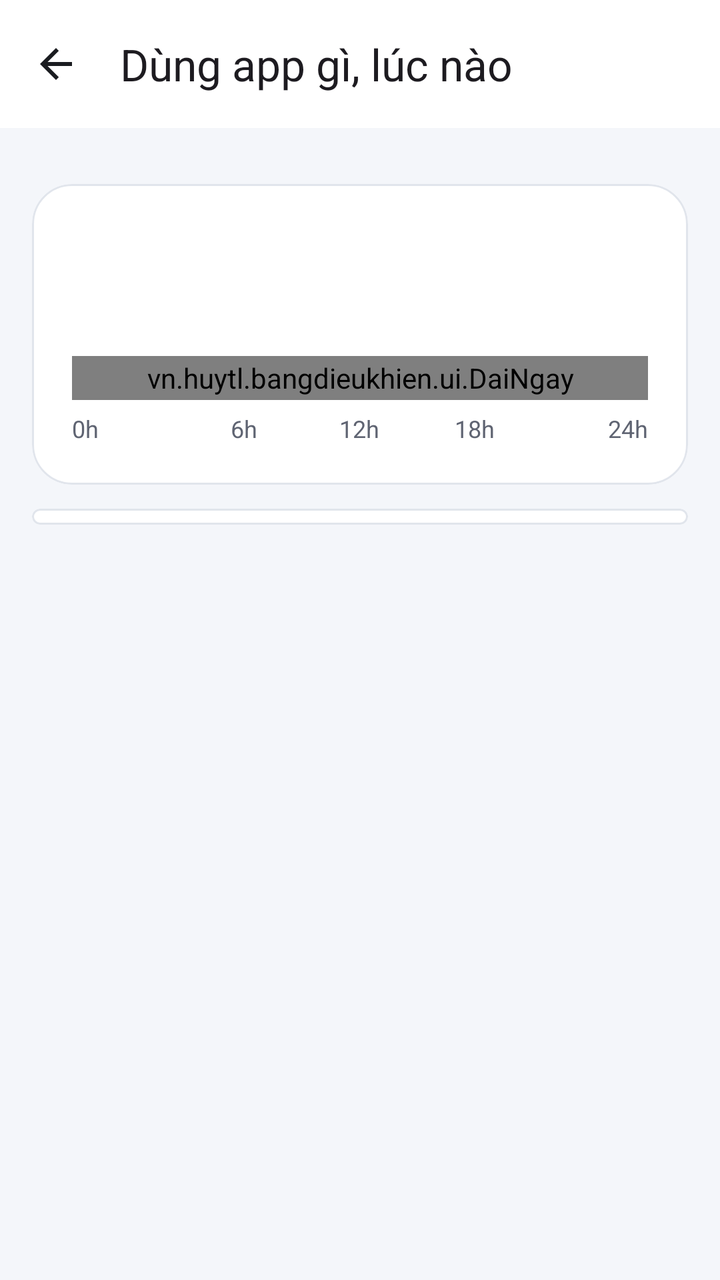
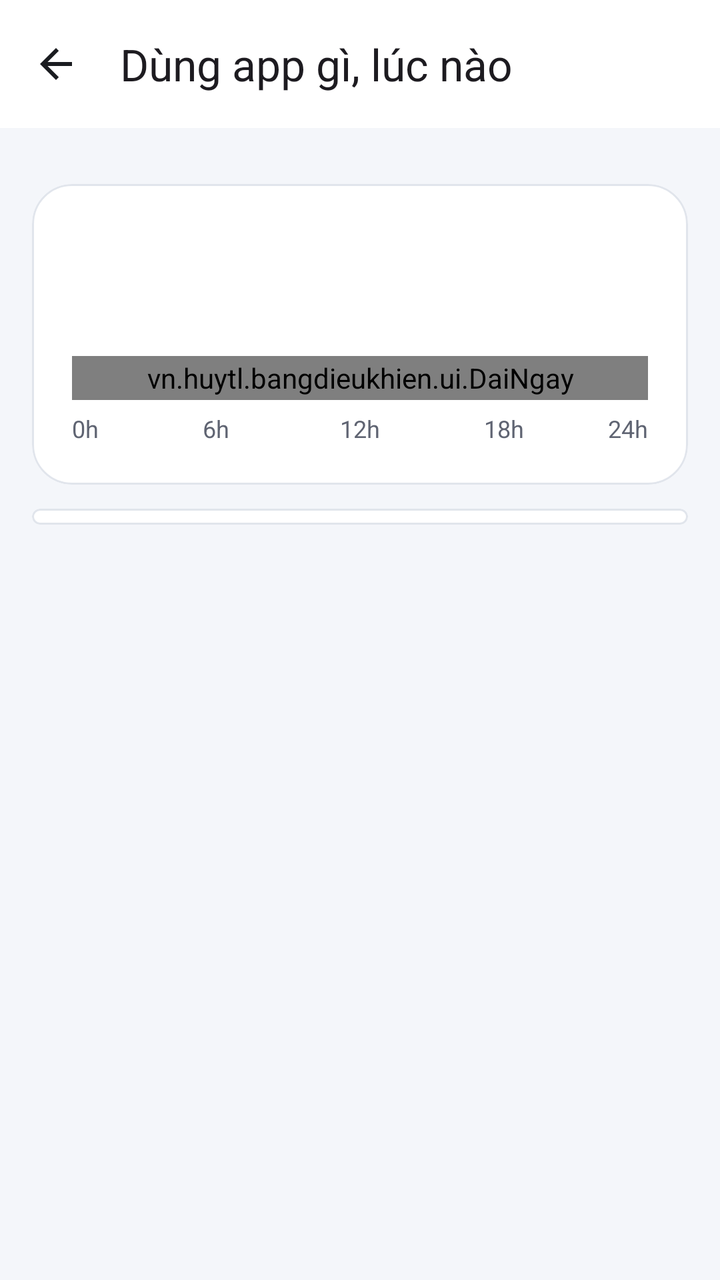

An Android layout rendered at two revisions. The XML below is the earlier revision; the diff shows what the commit changed to produce the second picture.
<!-- AndroidManifest.xml: application theme Theme.BangDieuKhien -->
<!-- res/layout/activity_su_dung.xml -->
<?xml version="1.0" encoding="utf-8"?>
<LinearLayout xmlns:android="http://schemas.android.com/apk/res/android"
    xmlns:app="http://schemas.android.com/apk/res-auto"
    android:layout_width="match_parent"
    android:layout_height="match_parent"
    android:background="@color/canvas"
    android:orientation="vertical">

    <com.google.android.material.appbar.MaterialToolbar
        android:id="@+id/thanhTren"
        android:layout_width="match_parent"
        android:layout_height="?attr/actionBarSize"
        android:background="@color/surface"
        app:navigationIcon="@drawable/ic_quay_lai"
        app:title="@string/su_dung_title" />

    
    <HorizontalScrollView
        android:id="@+id/cuonNgay"
        android:layout_width="match_parent"
        android:layout_height="wrap_content"
        android:clipToPadding="false"
        android:paddingHorizontal="16dp"
        android:paddingTop="12dp"
        android:scrollbars="none">

        <LinearLayout
            android:id="@+id/hangNgay"
            android:layout_width="wrap_content"
            android:layout_height="wrap_content"
            android:orientation="horizontal" />
    </HorizontalScrollView>

    <ScrollView
        android:layout_width="match_parent"
        android:layout_height="0dp"
        android:layout_weight="1"
        android:clipToPadding="false"
        android:scrollbars="none">

        <LinearLayout
            android:id="@+id/than"
            android:layout_width="match_parent"
            android:layout_height="wrap_content"
            android:orientation="vertical"
            android:padding="16dp">

            <com.google.android.material.card.MaterialCardView
                android:id="@+id/theTong"
                style="@style/The"
                android:layout_width="match_parent"
                android:layout_height="wrap_content">

                <LinearLayout
                    android:layout_width="match_parent"
                    android:layout_height="wrap_content"
                    android:orientation="vertical"
                    android:padding="20dp">

                    <TextView
                        android:id="@+id/chuTong"
                        android:layout_width="match_parent"
                        android:layout_height="wrap_content"
                        android:textColor="@color/ink"
                        android:textSize="20sp"
                        android:textStyle="bold" />

                    <TextView
                        android:id="@+id/chuKhungGio"
                        android:layout_width="match_parent"
                        android:layout_height="wrap_content"
                        android:layout_marginTop="4dp"
                        android:textColor="@color/ink_soft"
                        android:textSize="14sp" />

                    
                    <vn.huytl.bangdieukhien.ui.DaiNgay
                        android:id="@+id/daiNgay"
                        android:layout_width="match_parent"
                        android:layout_height="22dp"
                        android:layout_marginTop="16dp" />

                    <LinearLayout
                        android:id="@+id/hangGio"
                        android:layout_width="match_parent"
                        android:layout_height="wrap_content"
                        android:layout_marginTop="6dp"
                        android:orientation="horizontal">

                        <TextView
                            android:layout_width="0dp"
                            android:layout_height="wrap_content"
                            android:layout_weight="1"
                            android:text="0h"
                            android:textColor="@color/ink_soft"
                            android:textSize="12sp" />

                        <TextView
                            android:layout_width="0dp"
                            android:layout_height="wrap_content"
                            android:layout_weight="1"
                            android:gravity="center"
                            android:text="6h"
                            android:textColor="@color/ink_soft"
                            android:textSize="12sp" />

                        <TextView
                            android:layout_width="0dp"
                            android:layout_height="wrap_content"
                            android:layout_weight="1"
                            android:gravity="center"
                            android:text="12h"
                            android:textColor="@color/ink_soft"
                            android:textSize="12sp" />

                        <TextView
                            android:layout_width="0dp"
                            android:layout_height="wrap_content"
                            android:layout_weight="1"
                            android:gravity="center"
                            android:text="18h"
                            android:textColor="@color/ink_soft"
                            android:textSize="12sp" />

                        <TextView
                            android:layout_width="0dp"
                            android:layout_height="wrap_content"
                            android:layout_weight="1"
                            android:gravity="end"
                            android:text="24h"
                            android:textColor="@color/ink_soft"
                            android:textSize="12sp" />
                    </LinearLayout>
                </LinearLayout>
            </com.google.android.material.card.MaterialCardView>

            <com.google.android.material.card.MaterialCardView
                android:id="@+id/theDanhSach"
                style="@style/The"
                android:layout_width="match_parent"
                android:layout_height="wrap_content"
                android:layout_marginTop="12dp">

                <LinearLayout
                    android:id="@+id/danhSach"
                    android:layout_width="match_parent"
                    android:layout_height="wrap_content"
                    android:orientation="vertical"
                    android:paddingVertical="4dp" />
            </com.google.android.material.card.MaterialCardView>

            
            <TextView
                android:id="@+id/chuTrong"
                android:layout_width="match_parent"
                android:layout_height="wrap_content"
                android:layout_marginTop="24dp"
                android:gravity="center"
                android:lineSpacingExtra="3dp"
                android:textColor="@color/ink_soft"
                android:textSize="15sp"
                android:visibility="gone" />

            <TextView
                android:id="@+id/chuGhiChu"
                android:layout_width="match_parent"
                android:layout_height="wrap_content"
                android:layout_marginTop="16dp"
                android:lineSpacingExtra="3dp"
                android:textColor="@color/ink_mo"
                android:textSize="13sp" />
        </LinearLayout>
    </ScrollView>
</LinearLayout>
<!-- resources referenced by this layout -->
<resources>
  <color name="canvas">#F4F6FA</color>
  <color name="ink">#1A1C20</color>
  <color name="ink_mo">#8A90A0</color>
  <color name="ink_soft">#5F6472</color>
  <color name="surface">#FFFFFF</color>
  <!-- drawable ic_quay_lai (drawable) -->
  <vector xmlns:android="http://schemas.android.com/apk/res/android"
      android:width="24dp" android:height="24dp"
      android:viewportWidth="24" android:viewportHeight="24"
      android:tint="@color/ink">
      <path android:fillColor="@android:color/white"
          android:pathData="M20,11H7.8l5.6,-5.6L12,4l-8,8 8,8 1.4,-1.4L7.8,13H20Z" />
  </vector>
  <string name="su_dung_title">Dùng app gì, lúc nào</string>
  <style name="The" parent="Widget.Material3.CardView.Elevated">
          
          <item name="cardBackgroundColor">@color/surface</item>
          <item name="cardCornerRadius">20dp</item>
          <item name="cardElevation">0dp</item>
          <item name="strokeWidth">1dp</item>
          <item name="strokeColor">@color/line</item>
      </style>
  <style name="Theme.BangDieuKhien" parent="Theme.Material3.Light.NoActionBar">
          <item name="colorPrimary">@color/brand</item>
          <item name="colorOnPrimary">#FFFFFF</item>
          <item name="colorPrimaryContainer">@color/brand_soft</item>
          <item name="colorOnPrimaryContainer">@color/brand_dark</item>
          <item name="android:colorBackground">@color/canvas</item>
          <item name="colorSurface">@color/surface</item>
          <item name="colorOnSurface">@color/ink</item>
          <item name="colorSurfaceContainer">@color/surface</item>
          <item name="android:statusBarColor">@color/canvas</item>
          <item name="android:navigationBarColor">@color/surface</item>
          <item name="android:windowLightStatusBar">true</item>
          <item name="android:windowLightNavigationBar">true</item>
      </style>
  <color name="line">#E1E5EC</color>
  <color name="brand">#2F6FED</color>
  <color name="brand_soft">#E8F0FE</color>
  <color name="brand_dark">#1B4FC0</color>
</resources>

<!-- the commit's change to res/layout/activity_su_dung.xml (unified diff, before → after) -->
@@ -98,7 +98,7 @@
                         <TextView
                             android:layout_width="0dp"
                             android:layout_height="wrap_content"
-                            android:layout_weight="1"
+                            android:layout_weight="2"
                             android:gravity="center"
                             android:text="6h"
                             android:textColor="@color/ink_soft"
@@ -107,7 +107,7 @@
                         <TextView
                             android:layout_width="0dp"
                             android:layout_height="wrap_content"
-                            android:layout_weight="1"
+                            android:layout_weight="2"
                             android:gravity="center"
                             android:text="12h"
                             android:textColor="@color/ink_soft"
@@ -116,7 +116,7 @@
                         <TextView
                             android:layout_width="0dp"
                             android:layout_height="wrap_content"
-                            android:layout_weight="1"
+                            android:layout_weight="2"
                             android:gravity="center"
                             android:text="18h"
                             android:textColor="@color/ink_soft"
